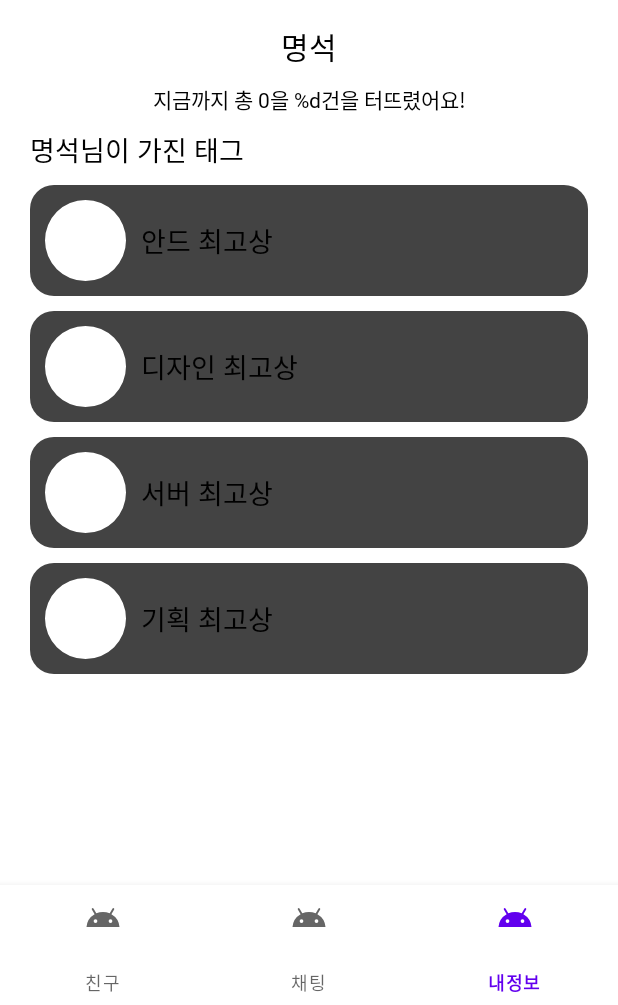
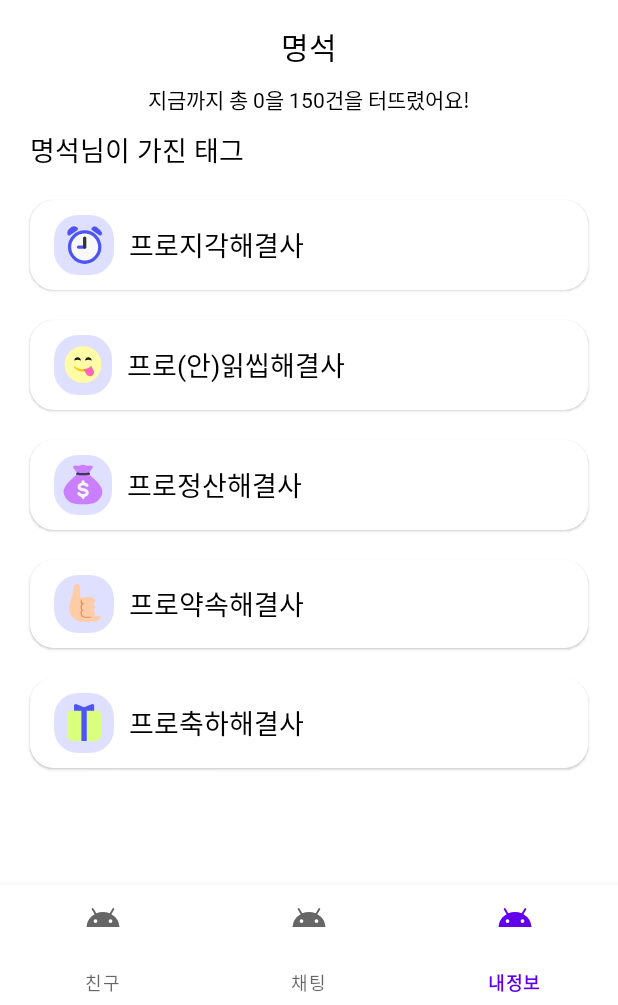
Before and after one commit to 34th-SOPT-SOPKATHON-2/Android, an Android app: the MyPageFragment screen opened through its navigation route, on a phone screen of 412 x 824 dp, the part 231-1236 px from its top. Run offline under Robolectric (Android 15) with nearby library versions, the phone set to English and light mode, and no system bars; our stand-ins replace data binding, navigation-ui; pictures from the network do not load; 1 statement that could not run was skipped.

Commit message:
[feat] Mypage 뱃지 작업 완료

```diff
--- a/app/src/main/java/com/sopt/now/sopkathon/android/ui/myPage/MyPageFragment.kt
+++ b/app/src/main/java/com/sopt/now/sopkathon/android/ui/myPage/MyPageFragment.kt
@@ -18,6 +18,7 @@ class MyPageFragment : BindingFragment<FragmentMyPageBinding>(R.layout.fragment_
         binding.tvMyPageName.text = myPageViewModel.profile.value?.name
         binding.tvMyPageTagTitle.text =
             getString(R.string.my_page_tag_title).format(myPageViewModel.profile.value?.name)
+        binding.tvMyPageTotalZero.text= getString(R.string.my_page_total_zero).format(150)
     }
 
     private fun initAdapter() {
--- a/app/src/main/java/com/sopt/now/sopkathon/android/ui/myPage/MyPageViewHolder.kt
+++ b/app/src/main/java/com/sopt/now/sopkathon/android/ui/myPage/MyPageViewHolder.kt
@@ -1,6 +1,7 @@
 package com.sopt.now.sopkathon.android.ui.myPage
 
 import androidx.recyclerview.widget.RecyclerView
+import coil.load
 import com.sopt.now.sopkathon.android.databinding.ItemMyPageBinding
 
 
@@ -12,6 +13,7 @@ class MyPageViewHolder(
     fun onBind(badge: Badge){
         binding.run {
             tvMyPageTagName.text = badge.name
+            ivMyPageTag.load(badge.imgUrl)
         }
     }
 }
--- a/app/src/main/java/com/sopt/now/sopkathon/android/ui/myPage/MyPageViewModel.kt
+++ b/app/src/main/java/com/sopt/now/sopkathon/android/ui/myPage/MyPageViewModel.kt
@@ -3,30 +3,37 @@ package com.sopt.now.sopkathon.android.ui.myPage
 import androidx.lifecycle.LiveData
 import androidx.lifecycle.MutableLiveData
 import androidx.lifecycle.ViewModel
+import com.sopt.now.sopkathon.android.R
 
 class MyPageViewModel : ViewModel() {
     private val _profile = MutableLiveData<MyPage>()
-    val profile : LiveData<MyPage>  get() = _profile
+    val profile: LiveData<MyPage> get() = _profile
 
-    private val _badge  = MutableLiveData<List<Badge>>()
-    val badge : LiveData<List<Badge>> get() = _badge
+    private val _badge = MutableLiveData<List<Badge>>()
+    val badge: LiveData<List<Badge>> get() = _badge
+
     init {
 
-        _profile.value= MyPage("명석")
+        _profile.value = MyPage("명석")
 
-        _badge.value= listOf(
-            Badge("안드 최고상",true),
-            Badge("디자인 최고상",true),
-            Badge("서버 최고상",true),
-            Badge("기획 최고상",true),
+        _badge.value = listOf(
+            Badge(
+                "프로지각해결사",
+                R.drawable.ic_badge_late
+            ),
+            Badge("프로(안)읽씹해결사", R.drawable.ic_happy),
+            Badge("프로정산해결사", R.drawable.ic_money),
+            Badge("프로약속해결사", R.drawable.ic_promiss),
+            Badge("프로축하해결사", R.drawable.ic_present)
         )
     }
 }
+
 data class MyPage(
     val name: String
 )
 
 data class Badge(
     val name: String,
-    val get: Boolean,
+    val imgUrl: Int,
 )
--- a/app/src/main/res/layout/fragment_my_page.xml
+++ b/app/src/main/res/layout/fragment_my_page.xml
@@ -89,8 +89,9 @@
             android:layout_width="0dp"
             android:layout_height="wrap_content"
             android:layout_marginTop="10dp"
-            app:layout_constraintEnd_toEndOf="@id/gl_my_page_end"
-            app:layout_constraintStart_toStartOf="@id/gl_my_page_start"
+            android:layout_marginHorizontal="10dp"
+            app:layout_constraintEnd_toEndOf="parent"
+            app:layout_constraintStart_toStartOf="parent"
             app:layout_constraintTop_toBottomOf="@id/tv_my_page_tag_title"
             tool:listitem="@layout/item_my_page" />
 
--- a/app/src/main/res/layout/item_my_page.xml
+++ b/app/src/main/res/layout/item_my_page.xml
@@ -4,19 +4,34 @@
     xmlns:tool="http://schemas.android.com/tools"
     android:layout_width="match_parent"
     android:layout_height="wrap_content"
+    android:layout_margin="10dp"
     android:layout_marginBottom="10dp"
     android:background="@drawable/bg_white_radius_16dp"
-    android:backgroundTint="#bc000000"
-    android:padding="10dp">
+    android:backgroundTint="@color/white"
+    android:elevation="1dp"
+    android:paddingVertical="10dp">
 
     <com.google.android.material.imageview.ShapeableImageView
         android:id="@+id/iv_my_page_tag"
-        android:layout_width="54dp"
-        android:layout_height="54dp"
-        android:background="@drawable/bg_white_radius_10dp"
+        android:layout_width="wrap_content"
+        android:layout_height="wrap_content"
+        android:layout_marginStart="16dp"
+        android:padding="5dp"
+
         app:layout_constraintStart_toStartOf="parent"
         app:layout_constraintTop_toTopOf="parent"
         app:shapeAppearance="@style/image_circle" />
+
+    <com.google.android.material.imageview.ShapeableImageView
+        android:layout_width="0dp"
+        android:layout_height="0dp"
+        android:background="@drawable/bg_white_radius_16dp"
+        android:backgroundTint="#DFE0FF"
+        android:elevation="-1dp"
+        app:layout_constraintBottom_toBottomOf="@id/iv_my_page_tag"
+        app:layout_constraintEnd_toEndOf="@id/iv_my_page_tag"
+        app:layout_constraintStart_toStartOf="@id/iv_my_page_tag"
+        app:layout_constraintTop_toTopOf="@id/iv_my_page_tag" />
 
     <TextView
         android:id="@+id/tv_my_page_tag_name"
```
